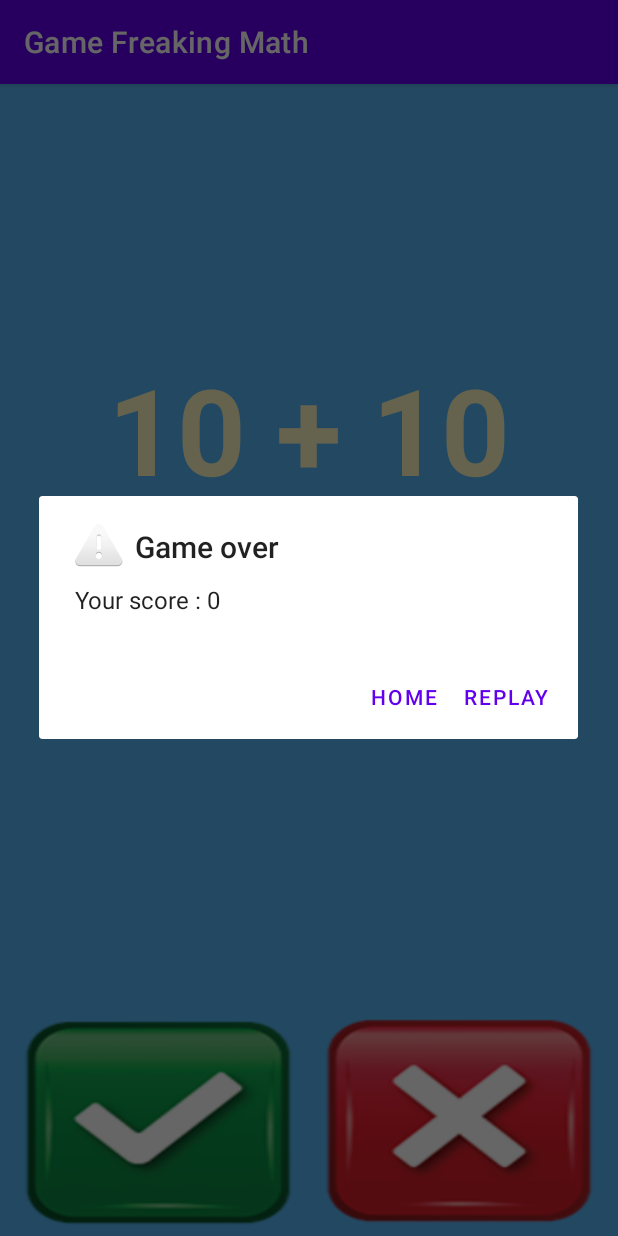
After one commit to huynhtich/Game_Freaking_Math, an Android app: the PlayActivity screen opened directly, with no data from a screen before it, on a phone screen of 412 x 824 dp. The commit adds this screen. Run offline under Robolectric (Android 15) with nearby library versions, the phone set to English and light mode, and no system bars.

Commit message:
Cap nhat v1

```diff
--- a/app/src/main/AndroidManifest.xml
+++ b/app/src/main/AndroidManifest.xml
@@ -14,6 +14,9 @@
         android:theme="@style/Theme.GameFreakingMath"
         tools:targetApi="31">
         <activity
+            android:name=".PlayActivity"
+            android:exported="false" />
+        <activity
             android:name=".MainActivity"
             android:exported="true">
             <intent-filter>
--- /dev/null
+++ b/app/src/main/java/com/example/gamefreakingmath/GenerateLevel.java
@@ -0,0 +1,94 @@
+package com.example.gamefreakingmath;
+
+import java.util.Random;
+
+public class GenerateLevel {
+    //Số điểm tăng độ khó
+    public static final int EASY = 10;
+    public static final int MEDIUM = 20;
+    public static final int HARD = 100;
+
+    public static LevelModel generateLevel(int count) {
+        LevelModel level = new LevelModel();
+
+        Random random = new Random();
+
+        //Nâng độ khó khi số điểm đạt
+        if (count <= EASY) {
+            level.difficultLevel = 1;
+        } else {
+            if (count <= MEDIUM) {
+                level.difficultLevel = 2;
+            } else {
+                if (count <=HARD) {
+                    level.difficultLevel = 3;
+                } else {
+                    level.difficultLevel = 4;
+                }
+            }
+        }
+        //Tạo ngẫu nhiên dấu
+        level.operator = random.nextInt(level.difficultLevel);
+
+        //Tạo các toán hạng
+        level.x = random.nextInt(level.arrMaxOperatorValue[level.difficultLevel] + 1);
+        level.y = random.nextInt(level.arrMaxOperatorValue[level.difficultLevel] + 1);
+
+        level.correctWrong = random.nextBoolean();
+
+        //Tạo phép tính toán
+        if(level.correctWrong == false) {
+            switch (level.operator) {
+                case LevelModel.ADD:
+                    do {
+                        level.result = random.nextInt(level.arrMaxOperatorValue[level.difficultLevel] );
+                    } while (level.result == level.x + level.y);
+                    break;
+                case LevelModel.SUB:
+                    do {
+                        level.result = random.nextInt(level.arrMaxOperatorValue[level.difficultLevel] );
+                    } while (level.result == level.x - level.y);
+                    break;
+                case LevelModel.MUL:
+                    do {
+                        level.result = random.nextInt(level.arrMaxOperatorValue[level.difficultLevel] );
+                    } while (level.result == level.x * level.y);
+                    break;
+                case LevelModel.DEV:
+                    do {
+                        level.result = random.nextInt(level.arrMaxOperatorValue[level.difficultLevel]);
+                    } while (level.result == level.x / level.y);
+                    break;
+            }
+        } else {
+            switch (level.operator) {
+                case LevelModel.ADD:
+                    level.result = level.x + level.y;
+                    break;
+
+                case LevelModel.SUB:
+                    level.result = level.x - level.y;
+
+                case LevelModel.MUL:
+                    level.result = level.x * level.y;
+
+                case LevelModel.DEV:
+                    level.result = level.x / level.y;
+
+                default:
+                    break;
+
+            }
+        }
+
+        level.strOperator = String.valueOf(level.x) + level.arrOperatorText[level.operator]
+                            + String.valueOf(level.y);
+
+        level.strResult =  LevelModel.EQU_TEXT + String.valueOf(level.result);
+
+        return level;
+
+
+
+    }
+}
--- /dev/null
+++ b/app/src/main/java/com/example/gamefreakingmath/LevelModel.java
@@ -0,0 +1,35 @@
+package com.example.gamefreakingmath;
+
+public class LevelModel {
+    public int difficultLevel = 1;
+
+    //operator
+    public static final int ADD = 0;
+    public static final int SUB = 1;
+    public static final int MUL = 2;
+    public static final int DEV = 3;
+
+    //Ký hiệu dấu
+    public static final String ADD_TEXT = " + ";
+    public static final String SUB_TEXT = " - ";
+    public static final String MUL_TEXT = " x ";
+    public static final String DEV_TEXT = " : ";
+    public static final String EQU_TEXT = " = ";
+    public static final String[] arrOperatorText = {ADD_TEXT, SUB_TEXT, MUL_TEXT, DEV_TEXT};
+
+    //Các toán hạng
+    public int x;
+    public int y;
+    public int result;
+    public int operator;
+    public boolean correctWrong;
+    public String strOperator = "";
+    public String strResult = "";
+
+    //Giá trị lớn nhất để phát số ngẫu nhiên tùy thuộc vào mức độ khó
+
+    public static final int MAX_OPERATOR_EASY = 5;
+    public static final int MAX_OPERATOR_MEDIUM = 10;
+    public static final int MAX_OPERATOR_HARD = 30;
+    public static final int[] arrMaxOperatorValue = {MAX_OPERATOR_EASY, MAX_OPERATOR_MEDIUM, MAX_OPERATOR_HARD};
+}
--- /dev/null
+++ b/app/src/main/java/com/example/gamefreakingmath/PlayActivity.java
@@ -0,0 +1,177 @@
+package com.example.gamefreakingmath;
+
+import androidx.appcompat.app.AppCompatActivity;
+
+import android.app.Activity;
+import android.app.AlertDialog;
+import android.content.DialogInterface;
+import android.os.Bundle;
+import android.view.View;
+import android.view.Window;
+import android.view.WindowManager;
+import android.widget.Button;
+import android.widget.ImageView;
+import android.widget.TextView;
+
+import java.util.Random;
+import java.util.Timer;
+import java.util.TimerTask;
+
+public class PlayActivity extends AppCompatActivity {
+
+    TextView tvScore, tvQuestion, tvResult;
+    ImageView btnWrong, btnCorrect;
+    Button btnPlay;
+
+    Timer timer;
+    TimerTask timerTask;
+
+    private int score = 0;
+    private LevelModel model;
+    private Random rand;
+
+    @Override
+    protected void onCreate(Bundle savedInstanceState) {
+        super.onCreate(savedInstanceState);
+
+        this.requestWindowFeature(Window.FEATURE_NO_TITLE);
+
+        this.getWindow().setFlags(WindowManager.LayoutParams.FLAG_FULLSCREEN, WindowManager.LayoutParams.FLAG_FULLSCREEN);
+
+        setContentView(R.layout.activity_play);
+
+        tvScore   = (TextView) findViewById(R.id.textview_Score);
+        tvQuestion  = (TextView) findViewById(R.id.textview_Question);
+        tvResult =  (TextView) findViewById(R.id.textview_Result);
+
+        btnCorrect     = (ImageView) findViewById(R.id.btn_Correct);
+        btnWrong    = (ImageView) findViewById(R.id.btn_Wrong);
+        btnPlay    = (Button) findViewById(R.id.btn_Play);
+
+        rand = new Random();
+
+        //Tao cau hoi dau tien
+        model = GenerateLevel.generateLevel(1);
+        displayNewLevel(model);
+
+        createTimerTask();
+
+        btnCorrect.setOnClickListener(new View.OnClickListener() {
+            @Override
+            public void onClick(View view) {
+                onClick(view);
+            }
+        });
+
+        btnWrong.setOnClickListener(new View.OnClickListener() {
+            @Override
+            public void onClick(View view) {
+                onClick(view);
+            }
+        });
+
+
+    }
+
+
+    private void displayNewLevel(LevelModel model) {
+        tvQuestion.setText(model.strOperator);
+        tvResult.setText(model.strResult);
+    }
+
+    private void nextLevel(int score) {
+        cancelTimer();
+
+        createTimerTask();
+
+        model = GenerateLevel.generateLevel(score);
+        displayNewLevel(model);
+    }
+
+    private void createTimerTask() {
+        timer = new Timer();
+
+        timerTask = new TimerTask() {
+            @Override
+            public void run() {
+                runOnUiThread(new Runnable() {
+                    @Override
+                    public void run() {
+                        showGameOver(score);
+                    }
+                });
+            }
+        };
+        timer.schedule(timerTask, 3000);
+    }
+
+    public void onClick(View v) {
+        int id = v.getId();
+
+        if (id == R.id.btn_Correct) {
+            if (model.correctWrong) {
+                score += 1;
+
+                nextLevel(score);
+
+            } else {
+                showGameOver(score);
+            }
+        }
+
+        if (id == R.id.btn_Wrong) {
+            if (!model.correctWrong) {
+                score += 1;
+
+                nextLevel(score);
+
+            } else {
+                showGameOver(score);
+            }
+        }
+
+    }
+
+    private void showGameOver(final int score) {
+        btnCorrect.setEnabled(false);
+        btnWrong.setEnabled(false);
+
+        cancelTimer();
+
+        new AlertDialog.Builder(this)
+                .setTitle("Game over")
+                .setMessage("Your score : " + score)
+                .setPositiveButton("Replay", new DialogInterface.OnClickListener() {
+                    @Override
+                    public void onClick(DialogInterface dialogInterface, int i) {
+                        dialogInterface.dismiss();
+
+                        btnCorrect.setEnabled(true);
+                        btnWrong.setEnabled(true);
+
+                        tvScore.setText("0");
+                        PlayActivity.this.score = 0;
+                        PlayActivity.this.nextLevel(PlayActivity.this.score);
+
+                    }
+                })
+
+                .setNegativeButton("Home", new DialogInterface.OnClickListener() {
+                    @Override
+                    public void onClick(DialogInterface dialogInterface, int i) {
+                        dialogInterface.dismiss();
+                        PlayActivity.this.finish();
+
+                    }
+                })
+                .setIcon(android.R.drawable.ic_dialog_alert)
+                .show();
+
+
+    }
+
+    private void cancelTimer() {
+        timerTask.cancel();
+        timer.cancel();
+    }
+}
--- /dev/null
+++ b/app/src/main/res/layout/activity_play.xml
@@ -0,0 +1,69 @@
+<?xml version="1.0" encoding="utf-8"?>
+<LinearLayout xmlns:android="http://schemas.android.com/apk/res/android"
+    xmlns:app="http://schemas.android.com/apk/res-auto"
+    xmlns:tools="http://schemas.android.com/tools"
+    android:layout_width="match_parent"
+    android:layout_height="match_parent"
+    tools:context=".PlayActivity"
+    android:weightSum="5"
+    android:gravity="center"
+    android:orientation="vertical"
+    android:background="#58B7F7">
+
+    <TextView
+        android:id="@+id/textview_Score"
+        android:gravity="center"
+        android:textSize="40sp"
+        android:textColor="#fff"
+        tools:text="Max score: 100"
+        android:textStyle="bold"
+        android:layout_weight="1"
+        android:layout_width="match_parent"
+        android:layout_height="0dp"/>
+
+    <TextView
+        android:id="@+id/textview_Question"
+        android:gravity="center"
+        android:textSize="80sp"
+        android:textColor="#FDF7C3"
+        tools:text="11 + 22"
+        android:textStyle="bold"
+        android:layout_weight="1"
+        android:layout_width="match_parent"
+        android:layout_height="0dp"/>
+
+    <TextView
+        android:id="@+id/textview_Result"
+        android:textAlignment="center"
+        android:textSize="80sp"
+        android:textColor="#FFFDF7C3"
+        tools:text="= 44"
+        android:textStyle="bold"
+        android:layout_weight="2"
+        android:layout_width="match_parent"
+        android:layout_height="0dp"/>
+
+    <LinearLayout
+        android:weightSum="2"
+        android:orientation="horizontal"
+        android:layout_weight="1"
+        android:padding="5dp"
+        android:layout_width="match_parent"
+        android:layout_height="0dp">
+
+        <ImageView
+            android:id="@+id/btn_Correct"
+            android:background="@drawable/btntrue"
+            android:layout_weight="1"
+            android:layout_width="match_parent"
+            android:layout_height="match_parent"/>
+
+        <ImageView
+            android:id="@+id/btn_Wrong"
+            android:background="@drawable/btnfalse"
+            android:layout_weight="1"
+            android:layout_width="match_parent"
+            android:layout_height="match_parent"/>
+    </LinearLayout>
+
+</LinearLayout>
```
Also changed, not shown: app/src/main/java/com/example/gamefreakingmath/MainActivity.java (+38 -0 lines), app/src/main/res/layout/activity_main.xml (+8 -43 lines).
